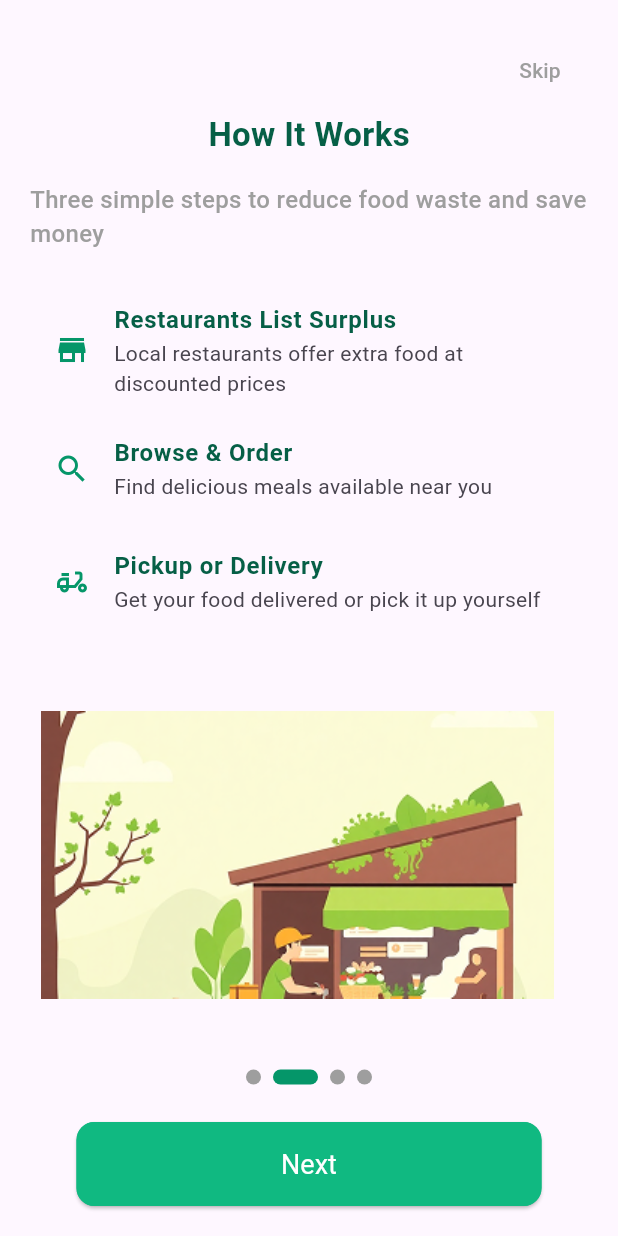
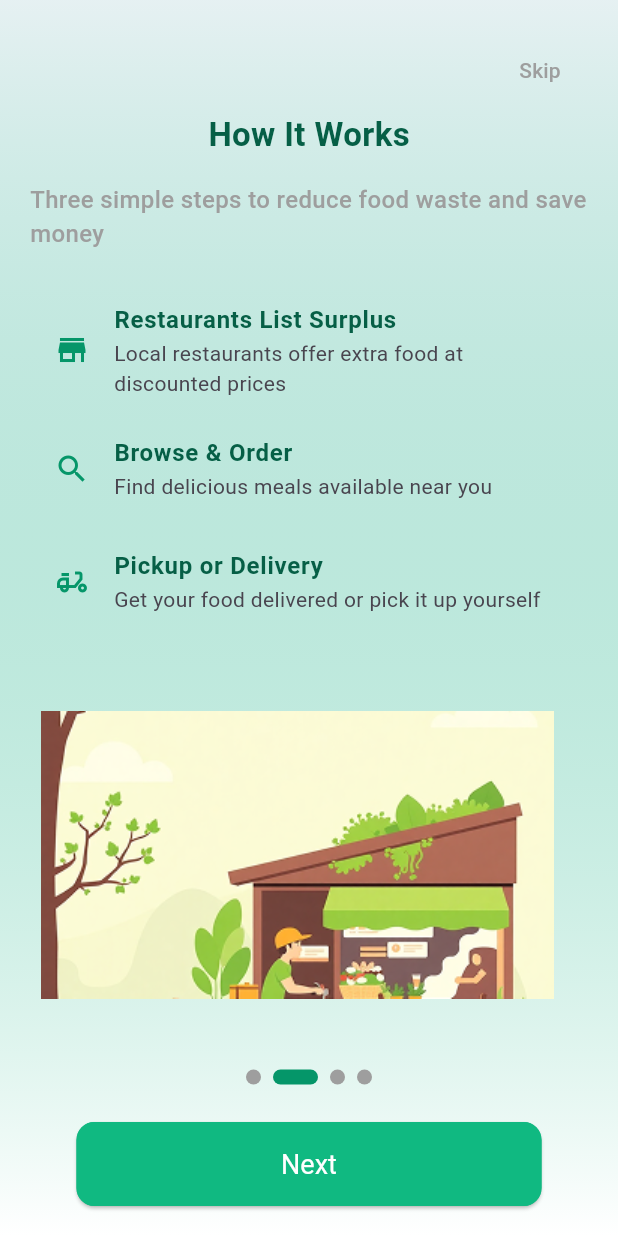
Before and after one commit to Faridaessam1/EcoEatersApp, a Flutter app: the OnBoardingScreen screen opened directly, after a tap on "Get Started", on a phone screen of 412 x 824 dp. Run offline on Flutter 3.47's test engine with Material 3 defaults, Android fonts, the phone set to English and light mode, and no system bars; drawn by our look-alikes of smooth_page_indicator; our stand-ins replace bot_toast, flutter_easyloading, flutter_screenutil.

Commit message:
Finish onBoarding Screens

```diff
--- a/lib/core/constants/app_assets.dart
+++ b/lib/core/constants/app_assets.dart
@@ -4,4 +4,8 @@ abstract class AppAssets{
   static const onBoarding2 = "assets/images/onBoarding2.png";
   static const onBoarding3 = "assets/images/OnBoarding3.png";
   static const onBoarding4 = "assets/images/OnBoarding4.png";
+  static const appLogo = "assets/images/applogo.png";
+  static const emailIcon = "assets/icons/email.png";
+  static const googleIcon = "assets/icons/google.png";
+  static const appleIcon = "assets/icons/apple.png";
 }
--- a/lib/core/routes/app_routes.dart
+++ b/lib/core/routes/app_routes.dart
@@ -1,32 +1,33 @@
 import 'package:eco_eaters_app/core/routes/page_route_names.dart';
-import 'package:eco_eaters_app/ui/onBoarding/onBoarding1.dart';
-import 'package:eco_eaters_app/ui/onBoarding/onBoarding2.dart';
-import 'package:eco_eaters_app/ui/onBoarding/onBoarding3.dart';
-import 'package:eco_eaters_app/ui/onBoarding/onBoarding4.dart';
+import 'package:eco_eaters_app/ui/auth/login_screen.dart';
+import 'package:eco_eaters_app/ui/auth/sign_up_screen.dart';
+import 'package:eco_eaters_app/ui/auth/user_type.dart';
+import 'package:eco_eaters_app/ui/onBoarding/widget/onBoardingScreen.dart';
+import 'package:eco_eaters_app/ui/splash/splash_screen.dart';
 import 'package:flutter/material.dart';
 
 abstract class AppRoutes{
   static Route onGeneratedRoute(RouteSettings settings){
     switch(settings.name){
-      case PagesRouteName.onBoarding1:
-        return MaterialPageRoute(builder:(context) => OnBoardingPage1(),
+      case PagesRouteName.onBoarding:
+        return MaterialPageRoute(builder:(context) => OnBoardingScreen(),
             settings: settings
         );
-      case PagesRouteName.onBoarding2:
-        return MaterialPageRoute(builder:(context) => OnBoardingPage2(),
+      case PagesRouteName.userType:
+        return MaterialPageRoute(builder:(context) => UserTypeScreen(),
             settings: settings
         );
-      case PagesRouteName.onBoarding3:
-        return MaterialPageRoute(builder:(context) => OnBoardingPage3(),
+      case PagesRouteName.login:
+        return MaterialPageRoute(builder:(context) => LoginScreen(),
             settings: settings
         );
-      case PagesRouteName.onBoarding4:
-        return MaterialPageRoute(builder:(context) => OnBoardingPage4(),
+      case PagesRouteName.signUp:
+        return MaterialPageRoute(builder:(context) => SignUpScreen(),
             settings: settings
         );
 
       default:
-        return MaterialPageRoute(builder:(context) => OnBoardingPage1(),
+        return MaterialPageRoute(builder:(context) => SplashScreen(),
             settings: settings
         );
 
--- a/lib/core/routes/page_route_names.dart
+++ b/lib/core/routes/page_route_names.dart
@@ -1,8 +1,10 @@
 class PagesRouteName {
   static const String  initial = "/splash";
-  static const String onBoarding1 = "/onBoarding1";
-  static const String onBoarding2 = "/onBoarding2";
-  static const String onBoarding3 = "/onBoarding3";
-  static const String onBoarding4 = "/onBoarding4";
+  static const String onBoarding = "/onBoarding";
+  static const String userType = "/userType";
+  static const String login = "/login";
+  static const String signUp = "/signup";
+
+
 
 }
--- a/lib/core/widgets/custom_text_form_field.dart
+++ b/lib/core/widgets/custom_text_form_field.dart
@@ -1,5 +1,4 @@
 import 'package:flutter/material.dart';
-
 import '../constants/app_colors.dart';
 
 
--- a/lib/main.dart
+++ b/lib/main.dart
@@ -1,5 +1,4 @@
-
-import 'package:eco_eaters_app/ui/onBoarding/widget/onBoardingScreen.dart';
+import 'package:eco_eaters_app/ui/auth/user_type.dart';
 import 'package:flutter/material.dart';
 import 'package:flutter_screenutil/flutter_screenutil.dart';
 final GlobalKey<NavigatorState> navigatorKey = GlobalKey<NavigatorState>();
@@ -19,7 +18,7 @@ class MyApp extends StatelessWidget {
       builder: (context, child) {
         return MaterialApp(
           debugShowCheckedModeBanner: false,
-          home: OnBoardingScreen(),
+          home: UserTypeScreen(),
           navigatorKey:navigatorKey ,
         );
       },
--- a/lib/ui/onBoarding/onBoarding1.dart
+++ b/lib/ui/onBoarding/onBoarding1.dart
@@ -34,7 +34,7 @@ class OnBoardingPage1 extends StatelessWidget {
             mainAxisAlignment: MainAxisAlignment.center,
             children: [
               _buildFeatureChip(
-                  Icons.percent, "Up to 70% Off", AppColors.green, AppColors.green),
+                  Icons.percent, "Up to 70% Off", AppColors.primaryColor, AppColors.green),
               SizedBox(width: 30),
               _buildFeatureChip(
                   Icons.eco, "Eco-friendly", AppColors.yellow, AppColors.orange),
@@ -45,7 +45,7 @@ class OnBoardingPage1 extends StatelessWidget {
             mainAxisAlignment: MainAxisAlignment.center,
             children: [
               _buildFeatureChip(
-                  Icons.restaurant, "Quality Food", AppColors.green,
+                  Icons.restaurant, "Quality Food", AppColors.primaryColor,
                   AppColors.green),
             ],
           ),
--- /dev/null
+++ b/lib/ui/onBoarding/onBoarding3.dart
@@ -0,0 +1,92 @@
+import 'package:eco_eaters_app/core/constants/app_assets.dart';
+import 'package:flutter/material.dart';
+import '../../core/constants/app_colors.dart';
+
+class OnBoardingPage3 extends StatelessWidget {
+  const OnBoardingPage3({super.key});
+
+  @override
+  Widget build(BuildContext context) {
+    return Padding(
+      padding: const EdgeInsets.all(30),
+      child: Column(
+        mainAxisAlignment: MainAxisAlignment.spaceBetween,
+        crossAxisAlignment: CrossAxisAlignment.start,
+        children: [
+          Align(
+            alignment: Alignment.topRight,
+            child: TextButton(
+              onPressed: () {},
+              child: const Text("Skip", style: TextStyle(color: Colors.grey)),
+            ),
+          ),
+          Align(
+              alignment: Alignment.center,
+              child: Image.asset(AppAssets.onBoarding3, height: 300)),
+          const Center(
+            child: Text(
+              "Amazing Benefits Await",
+              style: TextStyle(fontSize: 22, fontWeight: FontWeight.bold),
+            ),
+          ),
+          const Center(
+            child: Text(
+              "Join our community of conscious \nconsumers and enjoy these perks",
+              textAlign: TextAlign.center,
+              style: TextStyle(fontSize: 16, color: Colors.black38),
+            ),
+          ),
+          _buildFeatureItem(Icons.local_offer, "Save up to 50%",
+              "Quality meals at amazing prices"),
+          _buildFeatureItem(
+              Icons.eco, "Reduce Food Waste", "Help save the environment"),
+          _buildFeatureItem(
+              Icons.store, "Support Local", "Help local restaurants thrive"),
+        ],
+      ),
+    );
+  }
+
+  Widget _buildFeatureItem(IconData icon, String title, String subtitle) {
+    return Container(
+      margin: const EdgeInsets.symmetric(vertical: 8),
+      padding: const EdgeInsets.all(12),
+      decoration: BoxDecoration(
+        color: Colors.white,
+        borderRadius: BorderRadius.circular(15),
+        boxShadow: [
+          BoxShadow(
+            color: Colors.black12,
+            blurRadius: 5,
+            offset: Offset(0, 2),
+          ),
+        ],
+      ),
+      child: Row(
+        children: [
+          Container(
+            decoration: BoxDecoration(
+              color: AppColors.primaryColor,
+              shape: BoxShape.circle,
+            ),
+            child: Icon(icon, color: AppColors.lightMint, size: 25),
+          ),
+          const SizedBox(width: 15),
+          Column(
+            crossAxisAlignment: CrossAxisAlignment.start,
+            children: [
+              Text(
+                title,
+                style: const TextStyle(fontSize: 16, fontWeight: FontWeight.bold),
+              ),
+              Text(
+                subtitle,
+                style: const TextStyle(fontSize: 14, color: Colors.black54),
+              ),
+            ],
+          ),
+        ],
+      ),
+    );
+  }
+}
--- /dev/null
+++ b/lib/ui/onBoarding/onBoarding4.dart
@@ -0,0 +1,105 @@
+import 'package:eco_eaters_app/core/constants/app_assets.dart';
+import 'package:flutter/gestures.dart';
+import 'package:flutter/material.dart';
+import '../../core/constants/app_colors.dart';
+
+class OnBoardingPage4 extends StatelessWidget {
+  const OnBoardingPage4({super.key});
+
+  @override
+  Widget build(BuildContext context) {
+    return Padding(
+      padding: EdgeInsets.all(30),
+      child: Column(
+        mainAxisAlignment: MainAxisAlignment.center,
+        children: [
+          Align(
+            alignment: Alignment.topRight,
+            child: TextButton(
+              onPressed: () {},
+              child: Text("Skip", style: TextStyle(color: Colors.grey)),
+            ),
+          ),
+          Image.asset(AppAssets.onBoarding4, height: 200),
+          SizedBox(height: 30),
+          Text(
+            "Join EcoEaters Today",
+            style: TextStyle(fontSize: 22, fontWeight: FontWeight.bold),
+          ),
+          SizedBox(height: 10),
+          Text(
+            "Be part of the solution. Save money while helping reduce food waste in your community.",
+            textAlign: TextAlign.center,
+            style: TextStyle(fontSize: 16, color: Colors.grey),
+          ),
+          SizedBox(height: 40),
+          _buildSocialButton("Continue with Email",   AppColors.primaryColor, AppAssets.emailIcon),
+          _buildSocialButton("Continue with Google", Colors.white,AppAssets.googleIcon),
+          _buildSocialButton("Continue with Apple", AppColors.primaryColor, AppAssets.appleIcon),
+          SizedBox(height: 30),
+    RichText(
+    textAlign: TextAlign.center,
+    text: TextSpan(
+    style: TextStyle(fontSize: 14, color: Colors.black),
+    children: [
+    TextSpan(
+    text: "By continuing, you agree to our ",
+    ),
+    TextSpan(
+    text: "Terms of Service",
+    style: TextStyle(
+    color: AppColors.primaryColor,
+    fontWeight: FontWeight.bold,
+    decoration: TextDecoration.underline,
+    ),
+    recognizer: TapGestureRecognizer()
+    ..onTap = () {
+    // Navigate to Terms of Service page
+    Navigator.pushNamed(context, "/terms");
+    },
+    ),
+    TextSpan(
+    text: " and ",
+    ),
+    TextSpan(
+    text: "Privacy Policy",
+    style: TextStyle(
+    color: AppColors.primaryColor,
+    fontWeight: FontWeight.bold,
+    decoration: TextDecoration.underline,
+    ),
+    recognizer: TapGestureRecognizer()
+    ..onTap = () {
+    // Navigate to Privacy Policy page
+    Navigator.pushNamed(context, "/privacy");
+    },
+    ),
+        ],
+      ),
+    ),
+      ]
+      ),
+    );
+  }
+
+  Widget _buildSocialButton(String text, Color color, String imagePath) {
+    return Padding(
+      padding: const EdgeInsets.symmetric(vertical: 8),
+      child: ElevatedButton.icon(
+        style: ElevatedButton.styleFrom(
+          backgroundColor: color,
+          padding: const EdgeInsets.symmetric(horizontal: 80, vertical: 16),
+          shape: RoundedRectangleBorder(borderRadius: BorderRadius.circular(16)),
+        ),
+        icon: Image.asset(imagePath, height: 24, width: 24),
+        label: Text(
+          text,
+          style: TextStyle(color: color == Colors.black ? Colors.white : Colors.black),
+        ),
+        onPressed: () {
+
+        },
+      ),
+    );
+  }
+}
--- a/lib/ui/onBoarding/widget/onBoardingScreen.dart
+++ b/lib/ui/onBoarding/widget/onBoardingScreen.dart
@@ -1,5 +1,3 @@
-import 'package:eco_eaters_app/core/routes/app_routes.dart';
-import 'package:eco_eaters_app/core/routes/page_route_names.dart';
 import 'package:eco_eaters_app/ui/onBoarding/onBoarding1.dart';
 import 'package:flutter/material.dart';
 import 'package:smooth_page_indicator/smooth_page_indicator.dart';
@@ -21,11 +19,21 @@ class OnBoardingScreen extends StatefulWidget {
 class _OnboardingScreenState extends State<OnBoardingScreen> {
   PageController _pageController = PageController();
   int currentPage = 0;
-
   @override
   Widget build(BuildContext context) {
     return Scaffold(
-      body: Column(
+      body: Container(
+        decoration: BoxDecoration(
+          gradient: LinearGradient(
+            colors: [
+              AppColors.primaryColor.withOpacity(0.1),
+              AppColors.white
+            ],
+            begin: Alignment.topCenter,
+            end: Alignment.bottomCenter,
+          ),
+        ),
+        child: Column(
           children: [
             Expanded(
               child: PageView(
@@ -57,8 +65,6 @@ class _OnboardingScreenState extends State<OnBoardingScreen> {
                     ),
                   ),
                   SizedBox(height: 25),
-
-
                   CustomElevatedButton(
                     text: currentPage == 0 ? "Get Started" : "Next",
                     buttonColor: AppColors.primaryColor,
@@ -72,7 +78,7 @@ class _OnboardingScreenState extends State<OnBoardingScreen> {
                             curve: Curves.ease);
                       } else {
                         // Navigate to the main screen after onboarding
-                      Navigator.pushReplacementNamed(context, "/home");
+                        Navigator.pushReplacementNamed(context, "/auth");
                       }
                     },
                   ),
@@ -81,6 +87,7 @@ class _OnboardingScreenState extends State<OnBoardingScreen> {
             ),
           ],
         ),
+      ),
     );
   }
   }
```
Also changed, not shown: assets/icons/apple.png (added), assets/icons/email.png (added), assets/icons/google.png (added), assets/images/OnBoarding3.png (added), assets/images/OnBoarding4.png (added), assets/images/applogo.png (added). Lines whose indentation alone changed are shown as unchanged.
